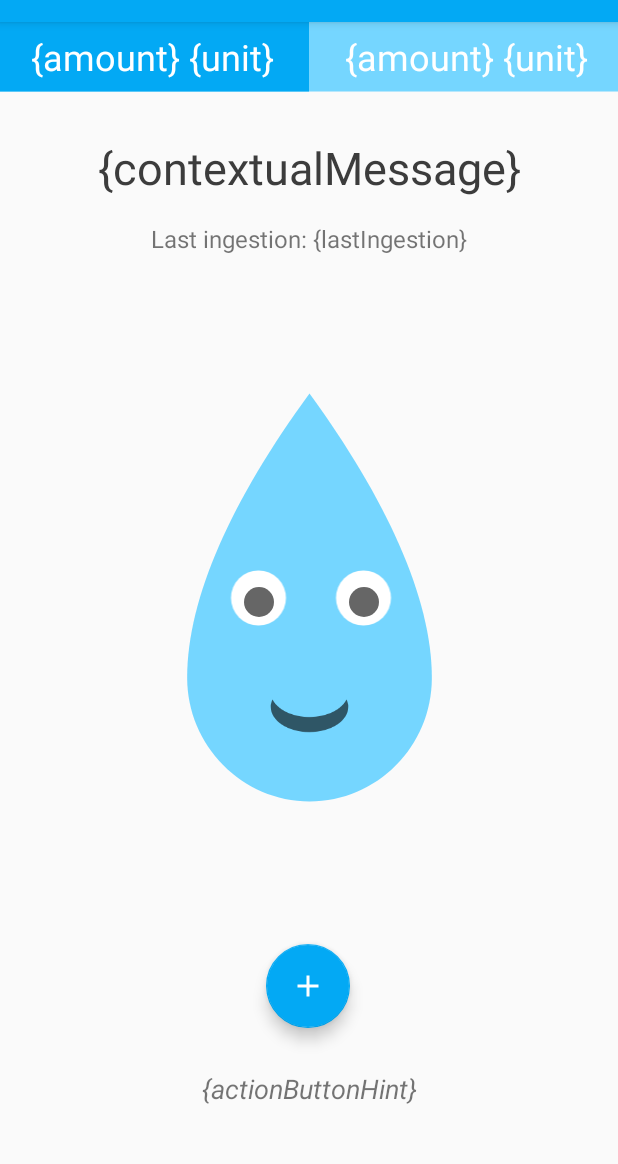
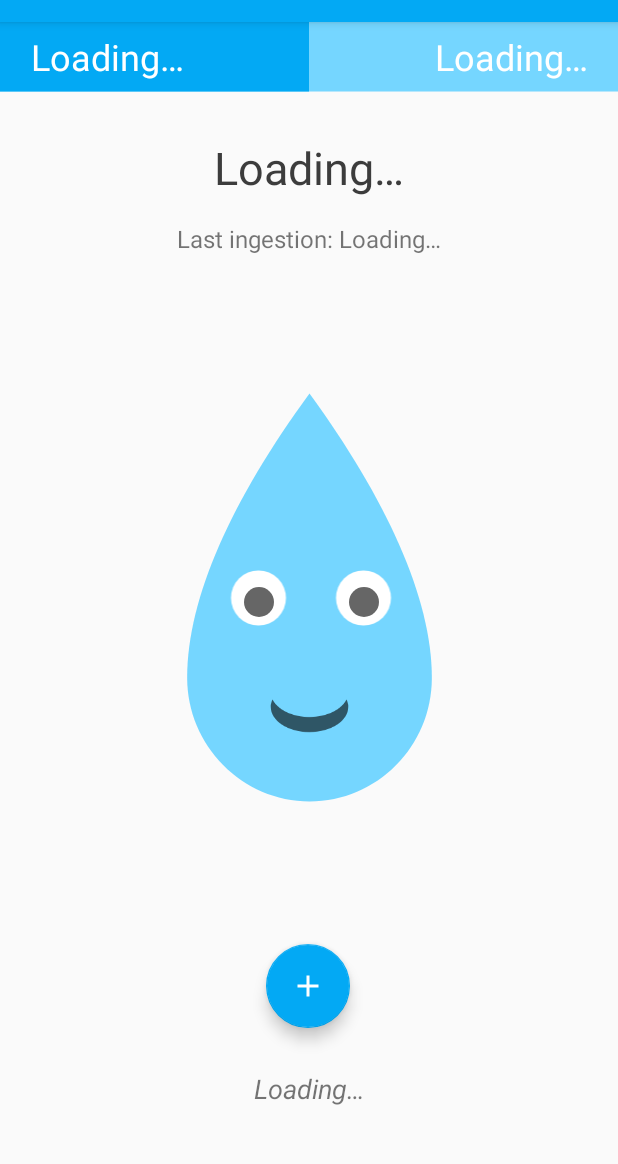
Before and after one commit to watr-app/app, an Android app: the fragment HomePage shown on its own in the app's theme, on a phone screen of 412 x 824 dp, the part 62-1226 px from its top. Run offline under Robolectric (Android 15) with nearby library versions, the phone set to English and light mode, and no system bars; libraries missing offline, so code that uses them is left out: lombok.val; 5 statements that could not run were skipped.

Commit message:
Improve default text values for home page

```diff
--- a/app/src/main/res/values/strings.xml
+++ b/app/src/main/res/values/strings.xml
@@ -9,18 +9,20 @@
   <string name="navigation_history_button">History</string>
   <string name="navigation_home_button">Home</string>
   <string name="navigation_settings_button">Settings</string>
-  <string name="ingested_liquid_amount_default_value">{amount} {unit}</string>
-  <string name="target_liquid_amount_default_value">{amount} {unit}</string>
-  <string name="contextual_message_default_value">{contextualMessage}</string>
-  <string name="last_ingestion_default_value">Last ingestion: {lastIngestion}</string>
-  <string name="action_button_hint_default_value">{actionButtonHint}</string>
+  <string name="ingested_liquid_amount_default_value">Loading…</string>
+  <string name="target_liquid_amount_default_value">Loading…</string>
+  <string name="contextual_message_default_value">Loading…</string>
+  <string name="last_ingestion_default_value">Last ingestion: Loading…</string>
+  <string name="action_button_hint_default_value">Loading…</string>
   <string name="hydration_record_list_item_default_value">Loading…</string>
   <string name="ingestion_amount_hint">Ingested amount in millilitres…</string>
   <string name="hydration_record_title">Let\'s get your drink logged!</string>
   <string name="hydration_record_ingested_liquid_type">What did you drink?</string>
   <string name="hydration_record_ingested_liquid_amount">How much of it did you drink? (ml)</string>
-  <string name="hydration_record_save_hint">All good, click to log ingestion!</string>
+  <string name="hydration_record_save_hint">All good, click to log hydration!</string>
   <string name="hydration_record_save_hint_error">Cannot save while a field value is incorrect!</string>
-  <string name="history_view_title_awake">Liquids ingested today</string>
-  <string name="history_view_title_asleep">Liquids ingested during the past day</string>
+  <string name="history_page_title_awake">Liquids ingested today</string>
+  <string name="history_page_title_asleep">Liquids ingested during the past day</string>
+  <string name="home_page_action_button_hint_awake">Ready to log hydration!</string>
+  <string name="home_page_action_button_hint_asleep">Your current activity period is ASLEEP, so you cannot log hydration right now. Sweet dreams!</string>
 </resources>
```
